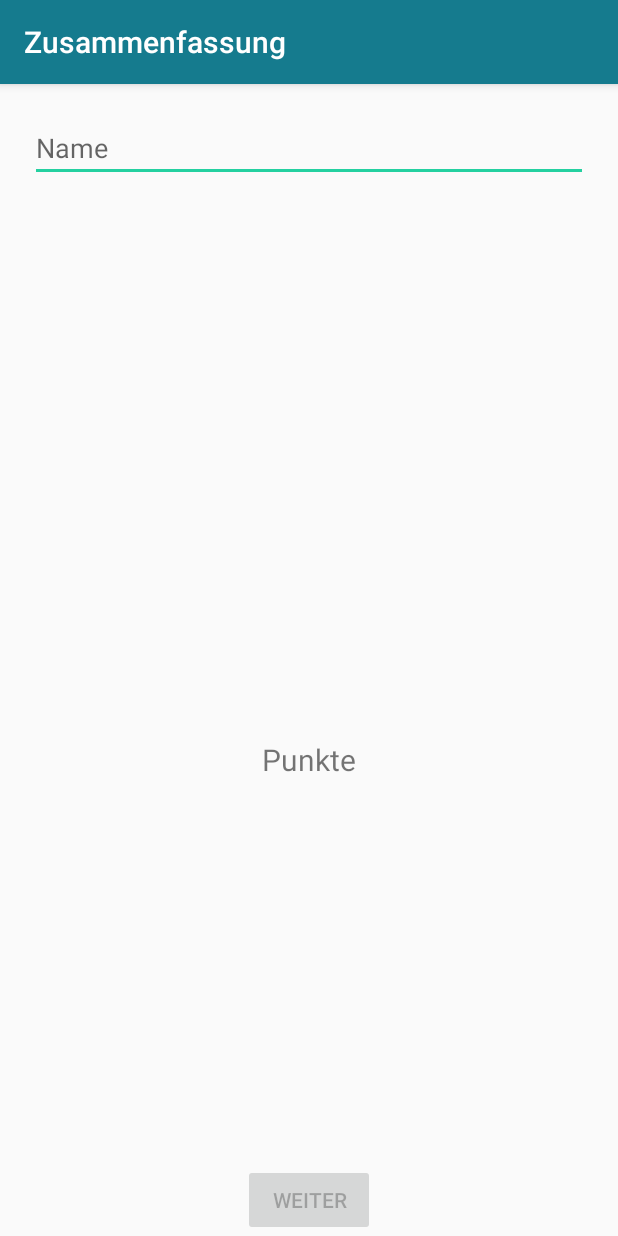
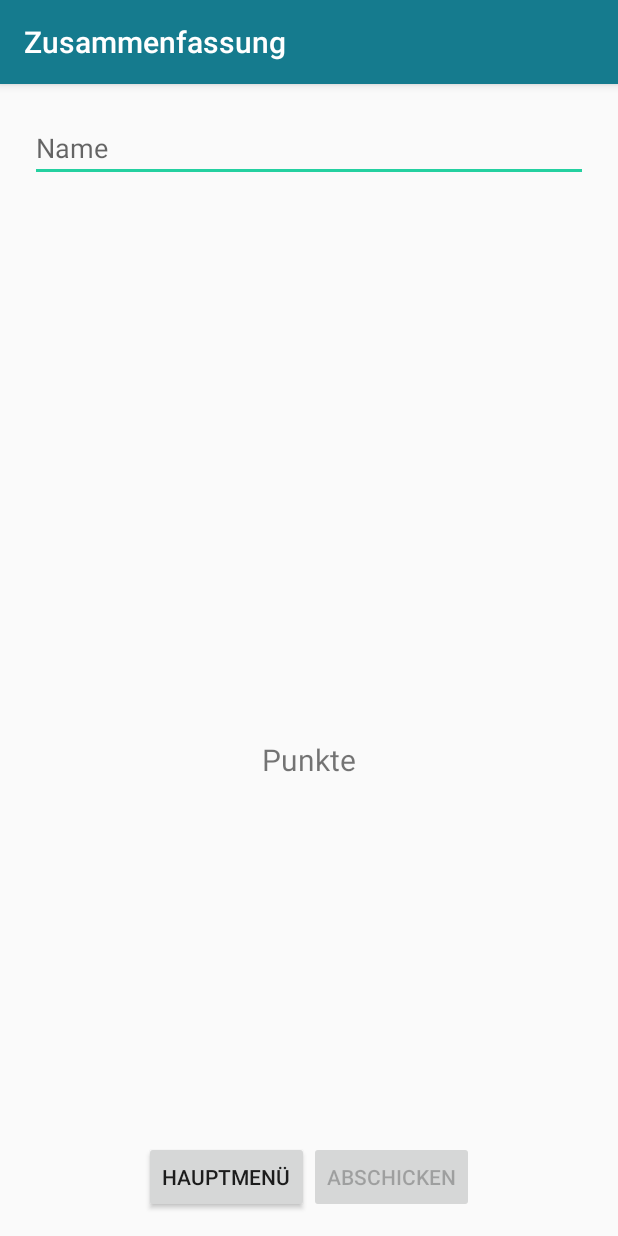
Before and after one commit to mkirstein/Project-Y, an Android app: the QuizResultActivity screen opened directly, with no data from a screen before it, on a phone screen of 412 x 824 dp. Run offline under Robolectric (Android 15) with nearby library versions, the phone set to English and light mode, and no system bars; pictures from the network do not load.

Commit message:
"Hauptmenü" Button im QuizResult hinzugefügt

```diff
--- a/app/src/main/java/com/teamlimo/project_y/quizResult/QuizResultActivity.java
+++ b/app/src/main/java/com/teamlimo/project_y/quizResult/QuizResultActivity.java
@@ -93,4 +93,9 @@ public class QuizResultActivity extends AppCompatActivity implements IQuizResult
 
         presenter.submitHighscore(playerName);
     }
+
+    public void onMenuButtonClicked(View v) {
+        IViewManager vM = ViewManager.getInstance();
+        vM.switchView(this, vM.getViewFactory().createMenuView());
+    }
 }
--- a/app/src/main/res/layout/activity_quiz_result.xml
+++ b/app/src/main/res/layout/activity_quiz_result.xml
@@ -34,13 +34,27 @@
 
     </LinearLayout>
 
-    <Button
+    <LinearLayout
+        android:orientation="horizontal"
         android:layout_width="wrap_content"
         android:layout_height="wrap_content"
+        android:layout_centerHorizontal="true"
         android:layout_alignParentBottom="true"
-        android:layout_centerHorizontal="true"
-        android:id="@+id/submitHighscoreButton"
-        android:text="@string/submit_highscore_button"
-        android:onClick="onSubmitHighscoreButtonClicked"/>
+        android:paddingBottom="15dp">
+
+        <Button
+            android:layout_width="wrap_content"
+            android:layout_height="wrap_content"
+            android:id="@+id/gotoMenuButton"
+            android:text="@string/goto_menu_button"
+            android:onClick="onMenuButtonClicked"/>
+
+        <Button
+            android:layout_width="wrap_content"
+            android:layout_height="wrap_content"
+            android:id="@+id/submitHighscoreButton"
+            android:text="@string/submit_highscore_button"
+            android:onClick="onSubmitHighscoreButtonClicked"/>
+    </LinearLayout>
 
 </RelativeLayout>
--- a/app/src/main/res/values/strings.xml
+++ b/app/src/main/res/values/strings.xml
@@ -15,7 +15,8 @@
     <string name="goto_results_button">Zur Auswertung</string>
 
     <!-- Quiz Result Activity -->
-    <string name="submit_highscore_button">Weiter</string>
+    <string name="goto_menu_button">Hauptmenü</string>
+    <string name="submit_highscore_button">Abschicken</string>
 
     <!-- Dialogs -->
     <string name="connection_failed_dialog_title">Verbindung fehlgeschlagen</string>
```
